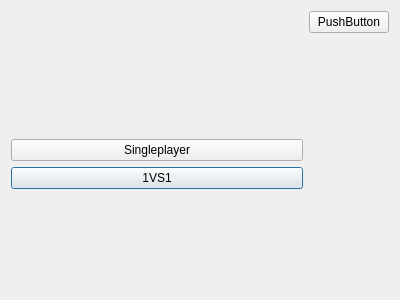
Sunimik1975/ihm_4connect, file menu_principal.ui: the form before one commit.
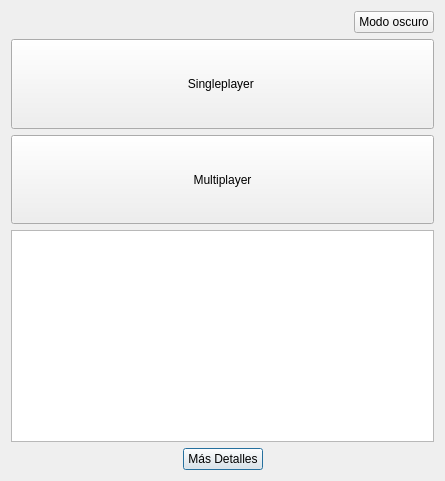
The form after the commit.

Commit message: menu_principal solo falta el rounds

What changed in the file:
```diff
--- a/menu_principal.ui
+++ b/menu_principal.ui
@@ -6,42 +6,38 @@
    <rect>
     <x>0</x>
     <y>0</y>
-    <width>400</width>
-    <height>300</height>
+    <width>445</width>
+    <height>481</height>
    </rect>
   </property>
   <property name="windowTitle">
    <string>Dialog</string>
   </property>
   <layout class="QGridLayout" name="gridLayout_2">
-   <item row="2" column="0">
-    <spacer name="verticalSpacer_2">
+   <item row="2" column="1">
+    <layout class="QHBoxLayout" name="horizontalLayout_2">
+     <item>
+      <spacer name="horizontalSpacer_2">
      <property name="orientation">
-      <enum>Qt::Orientation::Vertical</enum>
+        <enum>Qt::Orientation::Horizontal</enum>
      </property>
      <property name="sizeHint" stdset="0">
       <size>
-       <width>20</width>
-       <height>40</height>
+         <width>40</width>
+         <height>20</height>
       </size>
      </property>
     </spacer>
    </item>
-   <item row="4" column="0">
-    <widget class="QPushButton" name="multiplayer_button">
-     <property name="sizePolicy">
-      <sizepolicy hsizetype="Minimum" vsizetype="Minimum">
-       <horstretch>0</horstretch>
-       <verstretch>0</verstretch>
-      </sizepolicy>
-     </property>
+     <item>
+      <widget class="QPushButton" name="rondas">
      <property name="text">
-      <string>1VS1</string>
+        <string>Más Detalles</string>
      </property>
     </widget>
    </item>
-   <item row="1" column="0">
-    <spacer name="horizontalSpacer">
+     <item>
+      <spacer name="horizontalSpacer_3">
      <property name="orientation">
       <enum>Qt::Orientation::Horizontal</enum>
      </property>
@@ -53,44 +49,64 @@
      </property>
     </spacer>
    </item>
-   <item row="5" column="0">
-    <spacer name="verticalSpacer">
-     <property name="orientation">
-      <enum>Qt::Orientation::Vertical</enum>
-     </property>
-     <property name="sizeHint" stdset="0">
-      <size>
-       <width>20</width>
-       <height>40</height>
-      </size>
-     </property>
-    </spacer>
-   </item>
-   <item row="3" column="0">
-    <widget class="QPushButton" name="Singleplayer_button">
-     <property name="sizePolicy">
-      <sizepolicy hsizetype="Minimum" vsizetype="Minimum">
-       <horstretch>0</horstretch>
-       <verstretch>0</verstretch>
-      </sizepolicy>
-     </property>
-     <property name="text">
-      <string>Singleplayer</string>
-     </property>
-    </widget>
+    </layout>
    </item>
    <item row="1" column="1">
+    <widget class="QTableView" name="rankingTableView"/>
+   </item>
+   <item row="0" column="1">
+    <layout class="QVBoxLayout" name="verticalLayout">
+     <item>
+      <layout class="QHBoxLayout" name="horizontalLayout">
+       <item>
+        <spacer name="horizontalSpacer">
+         <property name="orientation">
+          <enum>Qt::Orientation::Horizontal</enum>
+         </property>
+         <property name="sizeHint" stdset="0">
+          <size>
+           <width>40</width>
+           <height>20</height>
+          </size>
+         </property>
+        </spacer>
+       </item>
+       <item>
     <widget class="QPushButton" name="fondo_oscuro">
+         <property name="text">
+          <string>Modo oscuro</string>
+         </property>
+        </widget>
+       </item>
+      </layout>
+     </item>
+     <item>
+      <widget class="QPushButton" name="Singleplayer_button">
      <property name="sizePolicy">
-      <sizepolicy hsizetype="Fixed" vsizetype="Fixed">
+        <sizepolicy hsizetype="Minimum" vsizetype="Expanding">
        <horstretch>0</horstretch>
        <verstretch>0</verstretch>
       </sizepolicy>
      </property>
      <property name="text">
-      <string>PushButton</string>
-     </property>
-    </widget>
+        <string>Singleplayer </string>
+       </property>
+      </widget>
+     </item>
+     <item>
+      <widget class="QPushButton" name="multiplayer_button">
+       <property name="sizePolicy">
+        <sizepolicy hsizetype="Minimum" vsizetype="Expanding">
+         <horstretch>0</horstretch>
+         <verstretch>0</verstretch>
+        </sizepolicy>
+       </property>
+       <property name="text">
+        <string>Multiplayer</string>
+       </property>
+      </widget>
+     </item>
+    </layout>
    </item>
   </layout>
  </widget>
```
Lines whose indentation alone changed are shown as unchanged. The commit also changes 4 other files.
